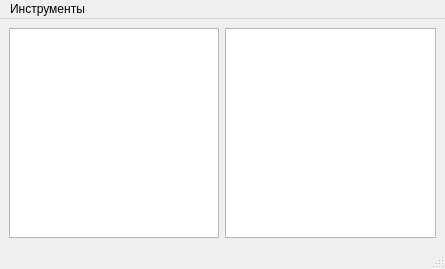
This is Easy_File_Manager/explorer.ui in NebesnyiA/Easy_File_Manager as Qt 5 draws it before an edit. The edited form follows.
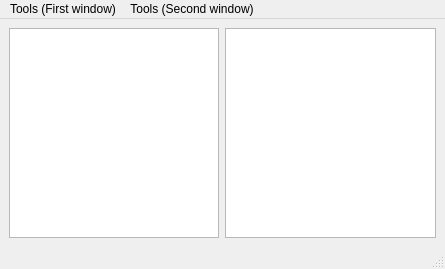
This is the edited form.

```diff
--- a/Easy_File_Manager/explorer.ui
+++ b/Easy_File_Manager/explorer.ui
@@ -55,12 +55,20 @@
    </property>
    <widget class="QMenu" name="menu">
     <property name="title">
-     <string>Инструменты</string>
+     <string>Tools (First window)</string>
     </property>
     <addaction name="actionNew_Folder"/>
-    <addaction name="actionNew_Folder_For_second_window"/>
+    <addaction name="actionRemove"/>
+   </widget>
+   <widget class="QMenu" name="menuTools_Second_window">
+    <property name="title">
+     <string>Tools (Second window)</string>
+    </property>
+    <addaction name="actionNew_Folder_for_second_window"/>
+    <addaction name="actionRemove_for_second_window"/>
    </widget>
    <addaction name="menu"/>
+   <addaction name="menuTools_Second_window"/>
   </widget>
   <widget class="QStatusBar" name="statusbar"/>
   <action name="actionNew_Folder">
```
Left out of the diff: 16 changed lines with no effect on the pictures.
